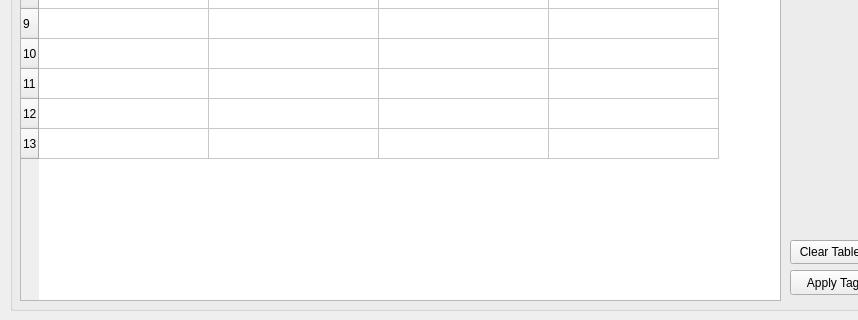
Old version of the form mainwindow.ui in the repository dylondark/InTAGrator; both pictures show x 0 to 858 and y 400 to 720 of the 1280 by 720 pixel window.
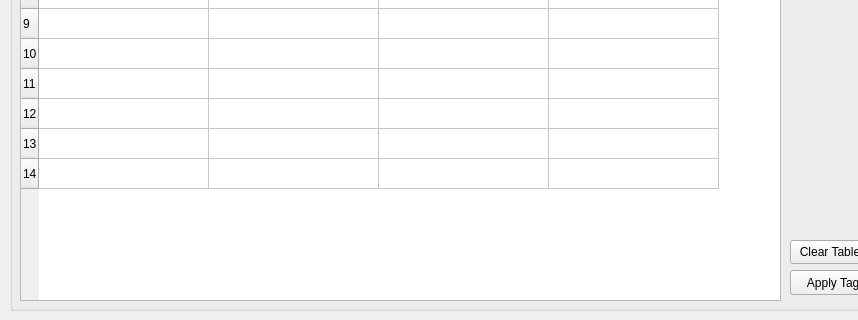
New version of the form. Icons and pictures are not drawn.

Commit message: Add lyrics attribute

What changed in the file:
```diff
--- a/mainwindow.ui
+++ b/mainwindow.ui
@@ -166,7 +166,7 @@
       <enum>QAbstractScrollArea::SizeAdjustPolicy::AdjustIgnored</enum>
      </property>
      <property name="rowCount">
-      <number>13</number>
+      <number>14</number>
      </property>
      <property name="columnCount">
       <number>4</number>
@@ -193,6 +193,7 @@
      <row/>
      <row/>
      <row/>
+     <row/>
      <column/>
      <column/>
      <column/>
```
The commit also changes 1 other file.
